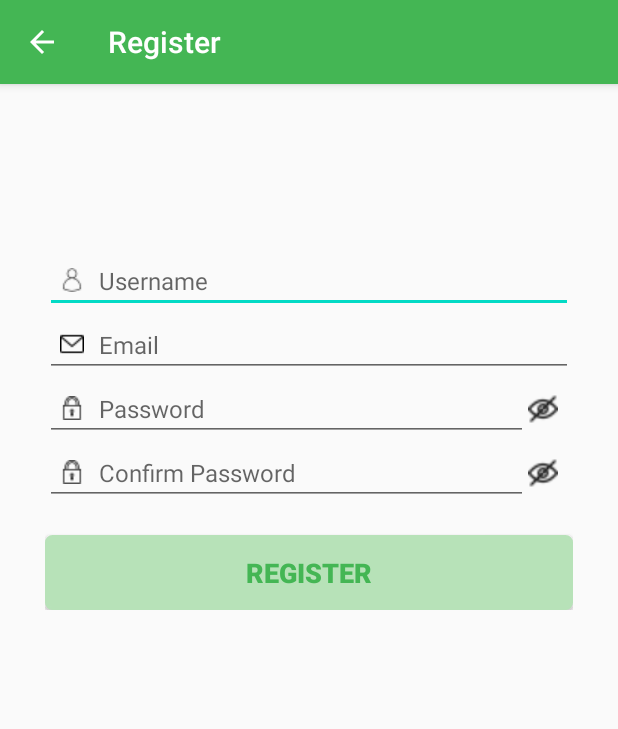
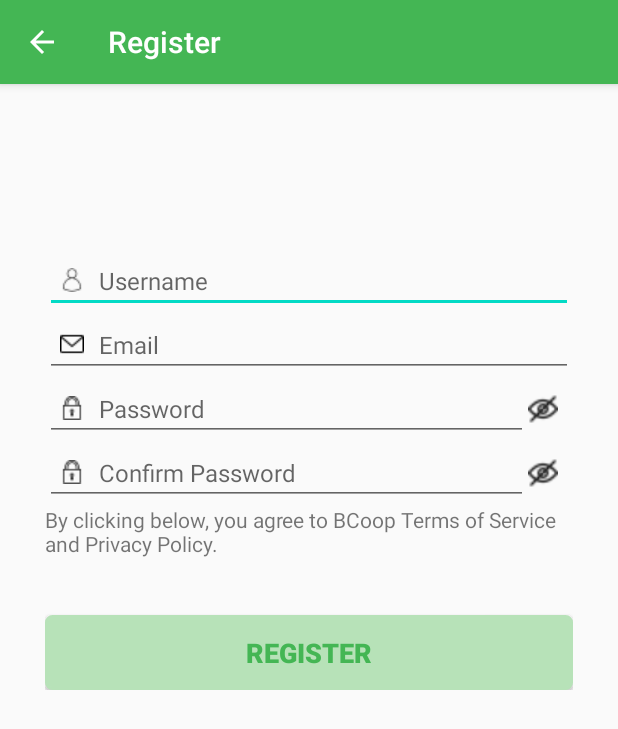
Before and after one commit to paltet/BCoop, an Android app: the screen it shows after launch (RegisterActivity), after a tap on "REGISTER", on a phone screen of 412 x 824 dp. Shown: the top 729 px of the screen. Run offline under Robolectric (Android 15) with nearby library versions, the phone set to English and light mode, and no system bars; our stand-ins replace Firebase (no records; nobody signed in at launch, a user with empty details on screens opened directly).

Commit message:
Accept Privacy al Registrar + Login (només si no s'ha fet anteriorment) + Logout

```diff
--- a/app/src/main/java/com/bcoop/bcoop/MainActivity.java
+++ b/app/src/main/java/com/bcoop/bcoop/MainActivity.java
@@ -46,10 +46,10 @@ public class MainActivity extends AppCompatActivity {
         mail = findViewById(R.id.mail);
         password = findViewById(R.id.password);
 
-        /*if(mAuth.getCurrentUser() != null) {
+        if(mAuth.getCurrentUser() != null) {
             startActivity(new Intent(MainActivity.this, HomeActivity.class));
             finish();
-        }*/
+        }
 
         loginBtn = (Button) findViewById(R.id.login);
         loginBtn.setOnClickListener(new View.OnClickListener() {
--- a/app/src/main/java/com/bcoop/bcoop/RegisterActivity.java
+++ b/app/src/main/java/com/bcoop/bcoop/RegisterActivity.java
@@ -15,6 +15,7 @@ import android.view.Window;
 import android.widget.Button;
 import android.widget.EditText;
 import android.widget.ImageView;
+import android.widget.TextView;
 import android.widget.Toast;
 
 import com.google.android.gms.tasks.OnCompleteListener;
@@ -29,6 +30,7 @@ public class RegisterActivity extends AppCompatActivity {
     EditText password, mail, username, confirm_password;
     ImageView eye, confirm_eye;
     Button buttonRegister;
+    private TextView privacy;
     boolean isOpenEyeP, isOpenEyeC;
     private FirebaseAuth mAuth;
 
@@ -41,6 +43,9 @@ public class RegisterActivity extends AppCompatActivity {
         actionBar.setDisplayHomeAsUpEnabled(true);
 
         mAuth = FirebaseAuth.getInstance();
+
+        privacy = findViewById(R.id.text_privacy);
+        privacy.setText(R.string.accept_privacy);
 
         mail = (EditText) findViewById(R.id.register_email);
         password = (EditText) findViewById(R.id.register_password);
--- a/app/src/main/java/com/bcoop/bcoop/ui/profile/ProfileFragment.java
+++ b/app/src/main/java/com/bcoop/bcoop/ui/profile/ProfileFragment.java
@@ -18,12 +18,14 @@ import androidx.lifecycle.ViewModelProviders;
 import com.bcoop.bcoop.HomeActivity;
 import com.bcoop.bcoop.MainActivity;
 import com.bcoop.bcoop.R;
+import com.google.firebase.auth.FirebaseAuth;
 
 import java.util.Objects;
 
 public class ProfileFragment extends Fragment {
 
     private ProfileViewModel profileViewModel;
+    private FirebaseAuth mAuth;
 
     private Button logout;
 
@@ -46,6 +48,8 @@ public class ProfileFragment extends Fragment {
                 Intent intent = new Intent();
                 intent.setClass(Objects.requireNonNull(ProfileFragment.super.getActivity()), MainActivity.class);
                 intent.setFlags(Intent.FLAG_ACTIVITY_CLEAR_TOP);
+                mAuth = FirebaseAuth.getInstance();
+                mAuth.signOut();
                 startActivity(intent);
             }
         });
--- a/app/src/main/res/layout/activity_register.xml
+++ b/app/src/main/res/layout/activity_register.xml
@@ -91,20 +91,26 @@
                 android:src="@drawable/hide" />
         </LinearLayout>
 
+        <TextView
+            android:id="@+id/text_privacy"
+            android:layout_width="match_parent"
+            android:layout_height="53dp"
+            android:text="TextView" />
+
         <Button
             android:id="@+id/register"
             android:layout_width="match_parent"
             android:layout_height="50dp"
             android:layout_marginTop="20dp"
+            android:background="@drawable/textview_border"
+            android:backgroundTint="@color/lightGreen"
             android:text="@string/register"
+            android:textColor="@color/Green"
             android:textSize="18sp"
             android:textStyle="bold"
-            android:textColor="@color/Green"
-            android:backgroundTint="@color/lightGreen"
+            app:layout_constraintBottom_toBottomOf="parent"
             app:layout_constraintEnd_toEndOf="parent"
-            app:layout_constraintStart_toStartOf="parent"
-            app:layout_constraintBottom_toBottomOf="parent"
-            android:background="@drawable/textview_border"/>
+            app:layout_constraintStart_toStartOf="parent" />
 
     </LinearLayout>
 
--- a/app/src/main/res/values/strings.xml
+++ b/app/src/main/res/values/strings.xml
@@ -13,6 +13,7 @@
     <string name="chat">Chat</string>
     <string name="profile">Profile</string>
 
+    <string name="accept_privacy">By clicking below, you agree to BCoop Terms of Service and Privacy Policy.</string>
     <string name="unvalid_username">Please enter a valid username</string>
     <string name="unvalid_email">Please enter a valid email</string>
     <string name="unvalid_passwd">Please enter a valid password
```
